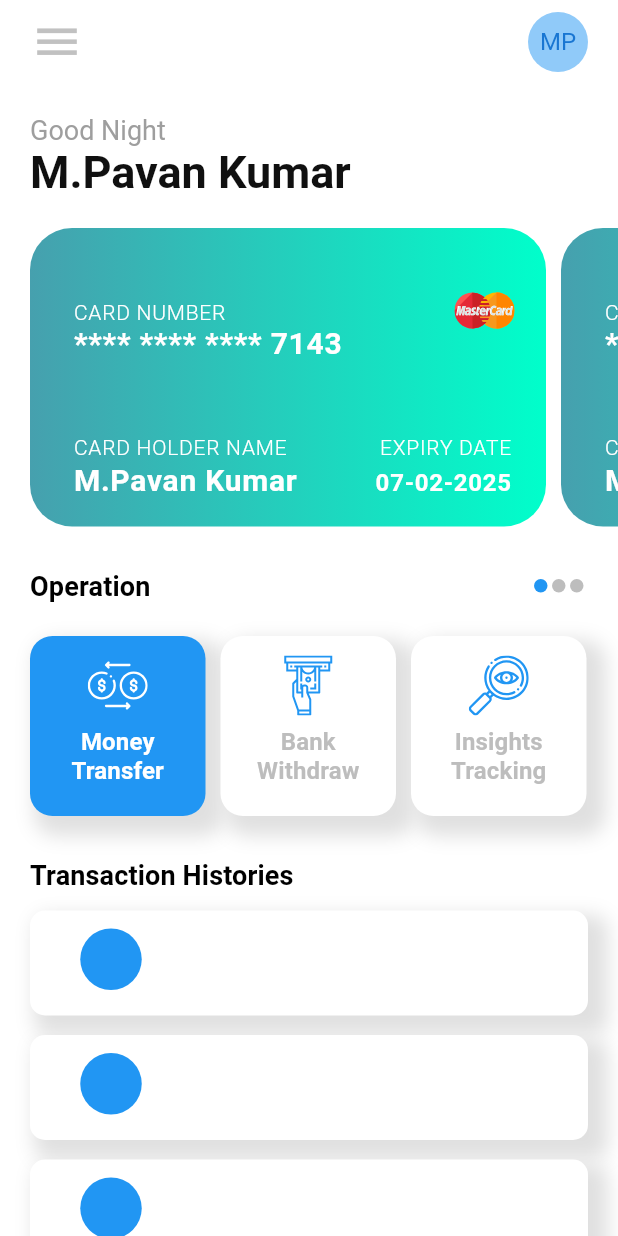
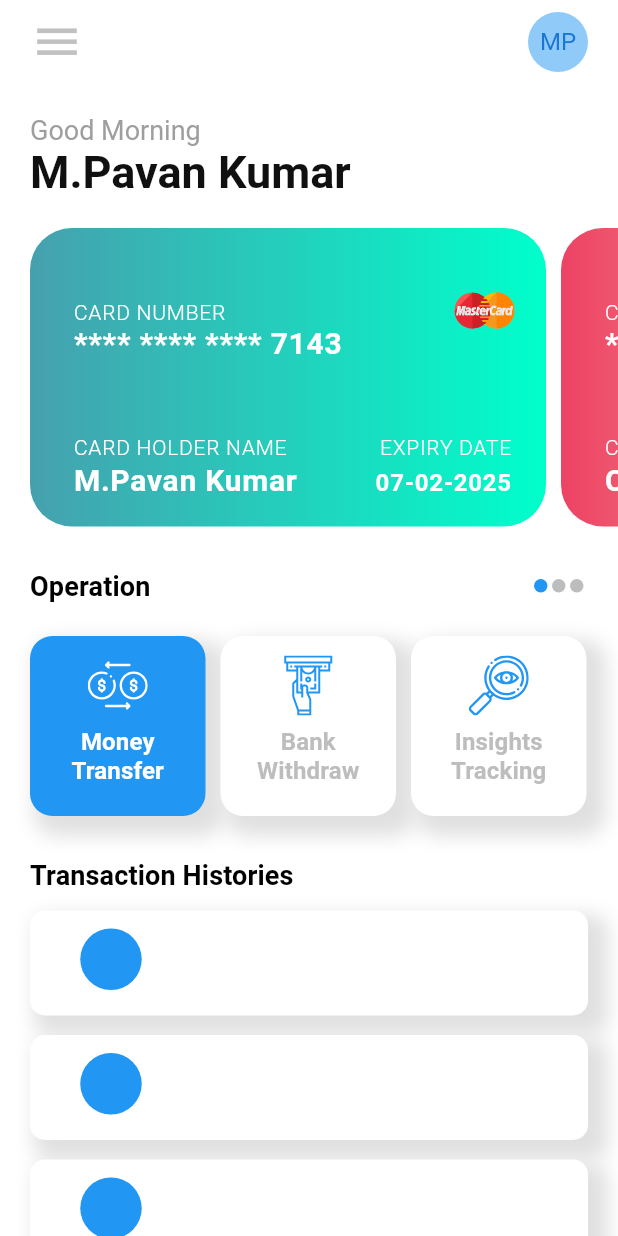
Before and after one commit to mistrypavankumar/Basic-Banking-App, a Flutter app: the screen it shows after launch, on a phone screen of 412 x 824 dp. Run offline on Flutter 3.47's test engine with Material 2 defaults, Android fonts, the phone set to English and light mode, and no system bars; our stand-ins replace flutter_svg, sqflite; accounts and stored records are empty.

Commit message:
updated UI

```diff
--- a/lib/components/card/atmCard.dart
+++ b/lib/components/card/atmCard.dart
@@ -2,17 +2,16 @@ import 'package:basic_banking_app/constants/constants.dart';
 import 'package:flutter/material.dart';
 import 'package:flutter_svg/flutter_svg.dart';
 
-
 class UserATMCard extends StatefulWidget {
-
-  final String cardNumber, cardHolderName,cardExpiryDate;
+  final String cardNumber, cardHolderName, cardExpiryDate;
+  final gradientColor;
 
   UserATMCard({
     Key key,
     @required this.cardNumber,
     @required this.cardHolderName,
     @required this.cardExpiryDate,
-
+    this.gradientColor,
   });
 
   @override
@@ -20,19 +19,17 @@ class UserATMCard extends StatefulWidget {
 }
 
 class _UserATMCardState extends State<UserATMCard> {
-
   @override
   Widget build(BuildContext context) {
     return Container(
-      margin: const EdgeInsets.only(right: mgDefaultPadding/2),
+      margin: const EdgeInsets.only(right: mgDefaultPadding / 2),
       height: 199,
       width: 344,
       decoration: BoxDecoration(
-           gradient: mgPrimaryGradient,
+          gradient: widget.gradientColor,
           borderRadius: BorderRadius.all(
             Radius.circular(28),
-           )
-         ),
+          )),
       child: Stack(
         children: [
           Positioned(
@@ -43,8 +40,7 @@ class _UserATMCardState extends State<UserATMCard> {
               style: Theme.of(context).textTheme.subtitle2.copyWith(
                   color: Colors.white,
                   fontWeight: FontWeight.w300,
-                   letterSpacing: .5
-                 ),
+                  letterSpacing: .5),
             ),
           ),
           Positioned(
@@ -55,15 +51,16 @@ class _UserATMCardState extends State<UserATMCard> {
               style: Theme.of(context).textTheme.headline6.copyWith(
                   color: Colors.white,
                   fontWeight: FontWeight.w700,
-                   letterSpacing: .5
-                 ),
+                  letterSpacing: .5),
             ),
           ),
           Positioned(
             right: 21,
             top: 35,
-               child:  SvgPicture.asset(cardsIcon[0], width: 40,),
-
+            child: SvgPicture.asset(
+              cardsIcon[0],
+              width: 40,
+            ),
           ),
           Positioned(
             left: 29,
@@ -73,8 +70,7 @@ class _UserATMCardState extends State<UserATMCard> {
               style: Theme.of(context).textTheme.subtitle2.copyWith(
                   color: Colors.white,
                   fontWeight: FontWeight.w300,
-                   letterSpacing: .5
-                 ),
+                  letterSpacing: .5),
             ),
           ),
           Positioned(
@@ -86,8 +82,7 @@ class _UserATMCardState extends State<UserATMCard> {
                   color: Colors.white,
                   fontSize: 20,
                   fontWeight: FontWeight.w700,
-                   letterSpacing: .5
-                 ),
+                  letterSpacing: .5),
             ),
           ),
           Positioned(
@@ -98,8 +93,7 @@ class _UserATMCardState extends State<UserATMCard> {
               style: Theme.of(context).textTheme.subtitle2.copyWith(
                   color: Colors.white,
                   fontWeight: FontWeight.w300,
-                   letterSpacing: .5
-                 ),
+                  letterSpacing: .5),
             ),
           ),
           Positioned(
@@ -111,8 +105,7 @@ class _UserATMCardState extends State<UserATMCard> {
                   color: Colors.white,
                   fontSize: 16,
                   fontWeight: FontWeight.w700,
-                   letterSpacing: .5
-                 ),
+                  letterSpacing: .5),
             ),
           ),
         ],
--- a/lib/constants/constants.dart
+++ b/lib/constants/constants.dart
@@ -5,8 +5,65 @@ const mgBlueColor = Colors.blue;
 const mgRedColor = Color(0xFFE92E30);
 const mgMenuColor = Color(0xFFC1C1C1);
 const mgBlackColor = Color(0xFF101010);
-const mgPrimaryGradient = LinearGradient(
+
+
+// Gradient color
+const mgPrimaryGradient0 = LinearGradient(
   colors: [Color(0xFF46A0AE), Color(0xFF00FFCB)],
+  begin: Alignment.centerLeft,
+  end: Alignment.centerRight,
+);
+
+const mgPrimaryGradient1 = LinearGradient(
+  colors: [Color(0xFFED4264), Color(0xFFFFEDBC)],
+  begin: Alignment.centerLeft,
+  end: Alignment.centerRight,
+);
+
+const mgPrimaryGradient2 = LinearGradient(
+  colors: [Color(0xFF1A2980), Color(0xFF26D0CE)],
+  begin: Alignment.centerLeft,
+  end: Alignment.centerRight,
+);
+
+const mgPrimaryGradient3 = LinearGradient(
+  colors: [Color(0xFF4776E6), Color(0xFF8E54E9)],
+  begin: Alignment.centerLeft,
+  end: Alignment.centerRight,
+);
+
+const mgPrimaryGradient4 = LinearGradient(
+  colors: [Color(0xFFFF8008), Color(0xFFFFC837)],
+  begin: Alignment.centerLeft,
+  end: Alignment.centerRight,
+);
+
+const mgPrimaryGradient5 = LinearGradient(
+  colors: [Color(0xFFFF512F), Color(0xFFF09819)],
+  begin: Alignment.centerLeft,
+  end: Alignment.centerRight,
+);
+
+const mgPrimaryGradient6 = LinearGradient(
+  colors: [Color(0xFFED4264), Color(0xFFFFEDBC)],
+  begin: Alignment.centerLeft,
+  end: Alignment.centerRight,
+);
+
+const mgPrimaryGradient7 = LinearGradient(
+  colors: [Color(0xFF1A2980), Color(0xFF26D0CE)],
+  begin: Alignment.centerLeft,
+  end: Alignment.centerRight,
+);
+
+const mgPrimaryGradient8 = LinearGradient(
+  colors: [Color(0xFF4776E6), Color(0xFF8E54E9)],
+  begin: Alignment.centerLeft,
+  end: Alignment.centerRight,
+);
+
+const mgPrimaryGradient9 = LinearGradient(
+  colors: [Color(0xFFFF8008), Color(0xFFFFC837)],
   begin: Alignment.centerLeft,
   end: Alignment.centerRight,
 );
@@ -19,6 +76,4 @@ const List<String> operationIcon = [
   "assets/investigate.svg",
 ];
 
-const List<String> cardsIcon = [
-  "assets/mastercard.svg"
-];
+const List<String> cardsIcon = ["assets/mastercard.svg"];
--- a/lib/constants/data/cardData.dart
+++ b/lib/constants/data/cardData.dart
@@ -1,33 +1,101 @@
-
+import 'package:basic_banking_app/constants/constants.dart';
 class CardData {
-  final String cardNumber, cardHolderName, cardExpiryDate;
+  final int id;
+  final String cardNumber;
+  final String cardHolderName;
+  final String cardExpiryDate;
+  final String avatar;
+  final mgPrimaryGradient;
 
   CardData({
+    this.id,
     this.cardNumber,
     this.cardHolderName,
-    this.cardExpiryDate,});
+    this.cardExpiryDate,
+    this.avatar,
+    this.mgPrimaryGradient
+  });
+
+  static List<CardData> cardDataList = [
+    CardData(
+        id: 0,
+        cardNumber: "**** **** **** 7143",
+        cardHolderName: "M.Pavan Kumar",
+        cardExpiryDate: "07-02-2025",
+        avatar: "MP",
+        mgPrimaryGradient: mgPrimaryGradient0,
+        ),
+    CardData(
+        id: 1,
+        cardNumber: "**** **** **** 7142",
+        cardHolderName: "Ch.Meghana",
+        cardExpiryDate: "08-02-2025",
+        avatar: "CM",
+        mgPrimaryGradient:mgPrimaryGradient1,
+        ),
+    CardData(
+        id: 2,
+        cardNumber: "**** **** **** 9423",
+        cardHolderName: "D.SaiKamal",
+        cardExpiryDate: "25-01-2025",
+        avatar: "DS",
+        mgPrimaryGradient:mgPrimaryGradient2,
+        ),
+    CardData(
+        id: 3,
+        cardNumber: "**** **** **** 7463",
+        cardHolderName: "D.SaiTeja",
+        cardExpiryDate: "01-07-2025",
+        avatar: "DS",
+        mgPrimaryGradient:mgPrimaryGradient3,
+        ),
+    CardData(
+        id: 4,
+        cardNumber: "**** **** **** 1463",
+        cardHolderName: "B.Manoj",
+        cardExpiryDate: "02-08-2025",
+        avatar: "BM",
+        mgPrimaryGradient:mgPrimaryGradient4,
+        ),
+    CardData(
+        id: 5,
+        cardNumber: "**** **** **** 1163",
+        cardHolderName: "B.Rithvik",
+        cardExpiryDate: "25-09-2025",
+        avatar: "BR",
+        mgPrimaryGradient:mgPrimaryGradient5,
+        ),
+    CardData(
+        id: 6,
+        cardNumber: "**** **** **** 7883",
+        cardHolderName: "Vamshi",
+        cardExpiryDate: "22-08-2025",
+        avatar: "V",
+        mgPrimaryGradient:mgPrimaryGradient6,
+        ),
+    CardData(
+        id: 7,
+        cardNumber: "**** **** **** 9963",
+        cardHolderName: "Srinivas",
+        cardExpiryDate: "19-04-2025",
+        avatar: "S",
+        mgPrimaryGradient:mgPrimaryGradient7,
+        ),
+    CardData(
+        id: 8,
+        cardNumber: "**** **** **** 7463",
+        cardHolderName: "Vinay",
+        cardExpiryDate: "05-05-2025",
+        avatar: "V",
+        mgPrimaryGradient:mgPrimaryGradient8
+        ),
+    CardData(
+        id: 9,
+        cardNumber: "**** **** **** 7773",
+        cardHolderName: "Rakesh Kumar",
+        cardExpiryDate: "16-10-2025",
+        avatar: "RK",
+        mgPrimaryGradient:mgPrimaryGradient9
+        ),
+  ];
 }
-
-const List<Map> someData = [
-  {
-    "cardNumber": "**** **** **** 7143",
-    "cardHolderName": "M.Pavan Kumar",
-    "cardExpiryDate": "07-02-2026"
-  },
-  {
-    "cardNumber": "**** **** **** 8143",
-    "cardHolderName": "Meghana",
-    "cardExpiryDate": "08-02-2026"
-  },
-  {
-    "cardNumber": "**** **** **** 7143",
-    "cardHolderName": "M.Pavan Kumar",
-    "cardExpiryDate": "07-02-2026"
-  },
-  {
-    "cardNumber": "**** **** **** 7143",
-    "cardHolderName": "M.Pavan Kumar",
-    "cardExpiryDate": "07-02-2026"
-  },
-
-];
--- /dev/null
+++ b/lib/database/database_.dart
@@ -0,0 +1,3 @@
+import 'dart:async';
+import 'package:path/path.dart';
+import 'package:sqflite/sqflite.dart';
--- a/lib/screens/homeScreen.dart
+++ b/lib/screens/homeScreen.dart
@@ -1,7 +1,8 @@
 import 'package:basic_banking_app/components/card/atmCard.dart';
 import 'package:basic_banking_app/components/operationCard/operationCard.dart';
 import 'package:basic_banking_app/constants/constants.dart';
-// import 'package:basic_banking_app/constants/data/cardData.dart';
+import 'package:basic_banking_app/constants/data/cardData.dart';
+import 'package:basic_banking_app/screens/transferMoney.dart';
 import 'package:flutter/material.dart';
 
 class HomeScreen extends StatefulWidget {
@@ -11,10 +12,32 @@ class HomeScreen extends StatefulWidget {
 
 class _HomeScreenState extends State<HomeScreen> {
   String userName = "M.Pavan Kumar";
-  String greeting = "Good Night";
+  String avatar = "MP";
+  DateTime currentTime = DateTime.now();
+  List<String> greetingList = [
+    "Good Morning",
+    "Good AfterNoon",
+    "Good Evening",
+    "Good Night"
+  ];
+  String greeting;
+
+  List<CardData> _list;
 
   int current = 0;
   List datas = ["Money Transfer", "Bank Withdraw", "Insights Tracking"];
+
+  void getGreeting() {
+    if (currentTime.hour < 12) {
+      greeting = greetingList[0];
+    } else if (currentTime.hour >= 12 && currentTime.hour < 18) {
+      greeting = greetingList[1];
+    } else if (currentTime.hour >= 18 && currentTime.hour < 20 ) {
+      greeting = greetingList[2];
+    }else if(currentTime.hour >= 20 && currentTime.hour < 24){
+      greeting = greetingList[3];
+    }
+  }
 
   // Handling indicator
   List<T> map<T>(List list, Function handler) {
@@ -24,6 +47,13 @@ class _HomeScreenState extends State<HomeScreen> {
     }
 
     return result;
+  }
+
+  @override
+  void initState() {
+    _list = CardData.cardDataList;
+    getGreeting();
+    super.initState();
   }
 
   @override
@@ -46,12 +76,13 @@ class _HomeScreenState extends State<HomeScreen> {
             padding: const EdgeInsets.only(right: mgDefaultPadding),
             child: CircleAvatar(
               backgroundColor: Colors.blue.shade200,
-              child: Text("MP"),
+              child: Text(avatar),
             ),
           ),
         ],
       ),
       body: SingleChildScrollView(
+        physics: BouncingScrollPhysics(),
         child: Column(
           crossAxisAlignment: CrossAxisAlignment.start,
           children: [
@@ -84,18 +115,28 @@ class _HomeScreenState extends State<HomeScreen> {
               height: 199,
               child: ListView.builder(
                 scrollDirection: Axis.horizontal,
-                padding: const EdgeInsets.only(left: mgDefaultPadding, right: 6),
-                itemCount: 3,
+                physics: BouncingScrollPhysics(),
+                padding:
+                    const EdgeInsets.only(left: mgDefaultPadding, right: 6),
+                itemCount: _list.length,
                 itemBuilder: (context, index) {
-                  return UserATMCard(
-                    cardNumber: "**** **** **** 7143",
-                    cardHolderName: "M.Pavan Kumar",
-                    cardExpiryDate: "07-02-2025",
+                  return GestureDetector(
+                    onTap: () {
+                      setState(() => {
+                            userName = _list[index].cardHolderName,
+                            avatar = _list[index].avatar,
+                          });
+                    },
+                    child: UserATMCard(
+                      cardNumber: _list[index].cardNumber,
+                      cardHolderName: _list[index].cardHolderName,
+                      cardExpiryDate: _list[index].cardExpiryDate,
+                      gradientColor: _list[index].mgPrimaryGradient,
+                    ),
                   );
                 },
               ),
             ),
-
 
             //<<<<<<<<<<<< Operation section >>>>>>>>>>>>>//
             Padding(
@@ -136,6 +177,7 @@ class _HomeScreenState extends State<HomeScreen> {
               height: 130,
               child: ListView.builder(
                 scrollDirection: Axis.horizontal,
+                physics: BouncingScrollPhysics(),
                 itemCount: 3,
                 padding: const EdgeInsets.only(left: mgDefaultPadding),
                 itemBuilder: (context, index) {
@@ -143,6 +185,10 @@ class _HomeScreenState extends State<HomeScreen> {
                     onTap: () {
                       setState(() {
                         current = index;
+                        if (current == 0) {
+                          Navigator.of(context).push(MaterialPageRoute(
+                              builder: (_) => TransferMoney()));
+                        }
                       });
                     },
                     child: OperationCard(
@@ -162,7 +208,7 @@ class _HomeScreenState extends State<HomeScreen> {
                   bottom: 13,
                   top: 29,
                   right: mgDefaultPadding),
-              child:Text(
+              child: Text(
                 "Transaction Histories",
                 style: Theme.of(context)
                     .textTheme
@@ -172,16 +218,18 @@ class _HomeScreenState extends State<HomeScreen> {
             ),
 
             Container(
-           child:  ListView.builder(
+              child: ListView.builder(
                 itemCount: 10,
                 shrinkWrap: true,
                 physics: BouncingScrollPhysics(),
-            padding: const EdgeInsets.symmetric(horizontal: mgDefaultPadding),
-            itemBuilder: (context, index){
+                padding:
+                    const EdgeInsets.symmetric(horizontal: mgDefaultPadding),
+                itemBuilder: (context, index) {
                   return Container(
                     height: 70,
-                  margin: const EdgeInsets.only(bottom:13),
-                  padding: const EdgeInsets.only(left: 24, top: 12, bottom: 17, right:22 ),
+                    margin: const EdgeInsets.only(bottom: 13),
+                    padding: const EdgeInsets.only(
+                        left: 24, top: 12, bottom: 17, right: 22),
                     decoration: BoxDecoration(
                       color: Colors.white,
                       borderRadius: BorderRadius.circular(10),
@@ -190,7 +238,7 @@ class _HomeScreenState extends State<HomeScreen> {
                           color: Colors.grey[300],
                           blurRadius: 10,
                           spreadRadius: 5,
-                          offset: Offset(8,8),
+                          offset: Offset(8, 8),
                         ),
                       ],
                     ),
@@ -199,9 +247,7 @@ class _HomeScreenState extends State<HomeScreen> {
                         Container(
                           height: 60,
                           width: 60,
-                        decoration: BoxDecoration(
-
-                        ),
+                          decoration: BoxDecoration(),
                           child: CircleAvatar(backgroundColor: Colors.blue),
                         ),
                       ],
@@ -210,7 +256,6 @@ class _HomeScreenState extends State<HomeScreen> {
                 },
               ),
             ),
-
           ],
         ),
       ),
--- /dev/null
+++ b/lib/screens/transferMoney.dart
@@ -0,0 +1,15 @@
+import 'package:flutter/material.dart';
+
+class TransferMoney extends StatefulWidget {
+  @override
+  _TransferMoneyState createState() => _TransferMoneyState();
+}
+
+class _TransferMoneyState extends State<TransferMoney> {
+  @override
+  Widget build(BuildContext context) {
+    return Container(
+
+    );
+  }
+}
--- a/pubspec.yaml
+++ b/pubspec.yaml
@@ -23,6 +23,8 @@ environment:
 dependencies:
   flutter:
     sdk: flutter
+  sqflite:
+  path:
 
 
   # The following adds the Cupertino Icons font to your application.
```
Also changed, not shown: lib/model/model.dart (added, +8 -0 lines), lib/screens/body.dart (deleted, +0 -29 lines), pubspec.lock, 1 other file. Lines whose indentation alone changed are shown as unchanged.
